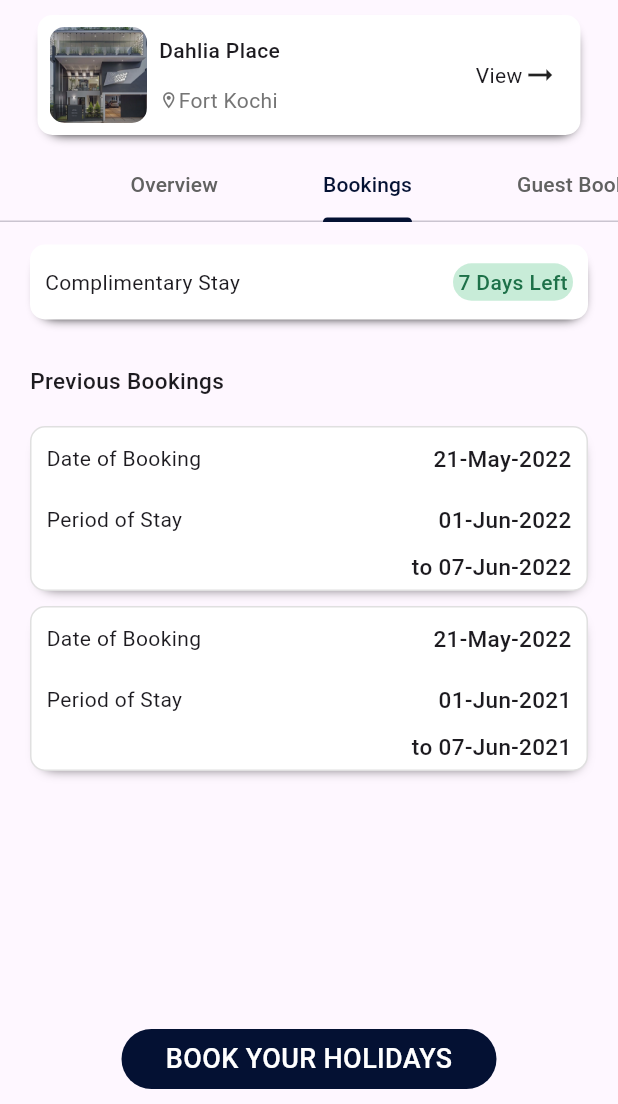
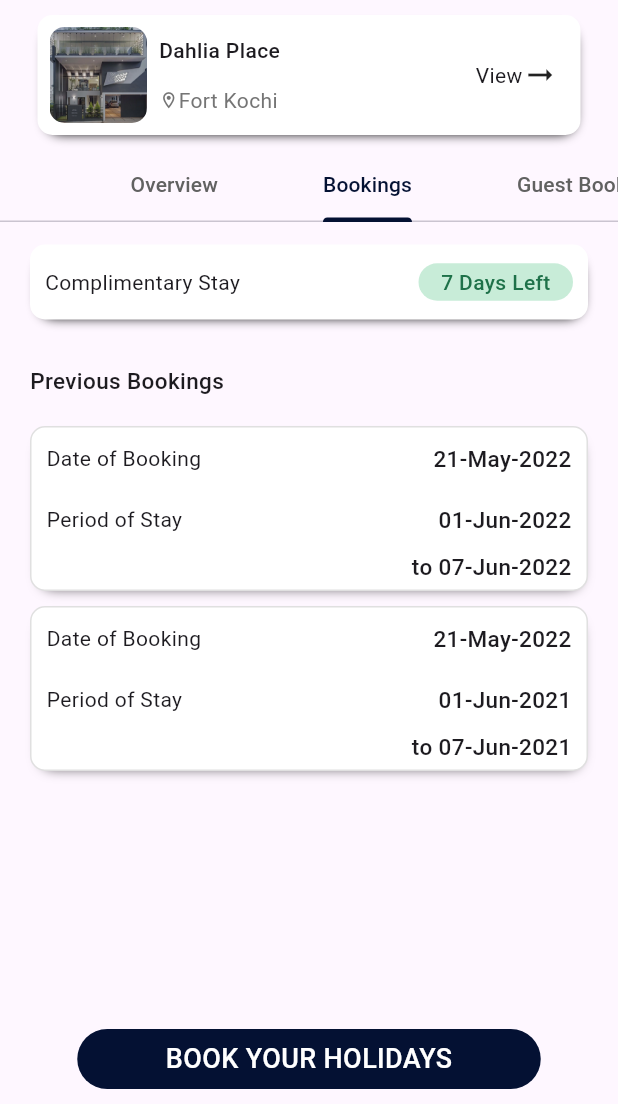
Before and after one commit to Goutham-Vinod/Machine-Test-Hotel-Booking-App-, a Flutter app: the PropertiesDetailsPage screen opened directly, tab 2 chosen, on a phone screen of 412 x 824 dp, the part 132-1236 px from its top. Run offline on Flutter 3.47's test engine with Material 3 defaults, Android fonts, the phone set to English and light mode, and no system bars; our stand-ins replace persistent_bottom_nav_bar; missing offline and left inert: dart:ffi.

Commit message:
Update bookings.dart

```diff
--- a/lib/views/properties_details_page/bookings.dart
+++ b/lib/views/properties_details_page/bookings.dart
@@ -8,6 +8,7 @@ class Bookings extends StatelessWidget {
 
   @override
   Widget build(BuildContext context) {
+    double width = MediaQuery.of(context).size.width;
     return Stack(
       children: [
         ListView(
@@ -16,7 +17,7 @@ class Bookings extends StatelessWidget {
 // -------------------------  List tile 1 --------------------------------------
             Container(
               height: 50,
-              width: 100,
+
               // margin: EdgeInsets.symmetric(horizontal: 20),
               padding: EdgeInsets.symmetric(horizontal: 10),
               decoration: BoxDecoration(
@@ -36,7 +37,7 @@ class Bookings extends StatelessWidget {
                   Spacer(),
                   Container(
                     height: 25,
-                    width: 80,
+                    width: width * 0.25,
                     decoration: BoxDecoration(
                         color: AppColors.green2,
                         borderRadius: BorderRadius.circular(20)),
@@ -61,7 +62,6 @@ class Bookings extends StatelessWidget {
             SizedBox(height: 20),
             Container(
               height: 110,
-              width: 100,
 
               // margin: EdgeInsets.symmetric(horizontal: 20),
               padding: EdgeInsets.symmetric(horizontal: 10, vertical: 10),
@@ -126,7 +126,7 @@ class Bookings extends StatelessWidget {
             SizedBox(height: 10),
             Container(
               height: 110,
-              width: 100,
+
               // margin: EdgeInsets.symmetric(horizontal: 20),
               padding: EdgeInsets.symmetric(horizontal: 10, vertical: 10),
               decoration: BoxDecoration(
@@ -191,7 +191,7 @@ class Bookings extends StatelessWidget {
           alignment: Alignment.bottomCenter,
           child: Container(
             height: 40,
-            width: 250,
+            width: width * 0.75,
             margin: EdgeInsets.all(10),
             decoration: BoxDecoration(
               borderRadius: BorderRadius.circular(50),
```
